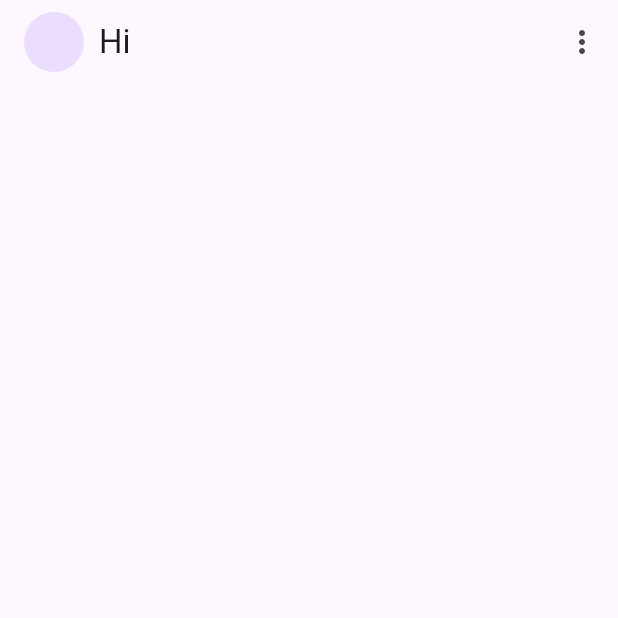
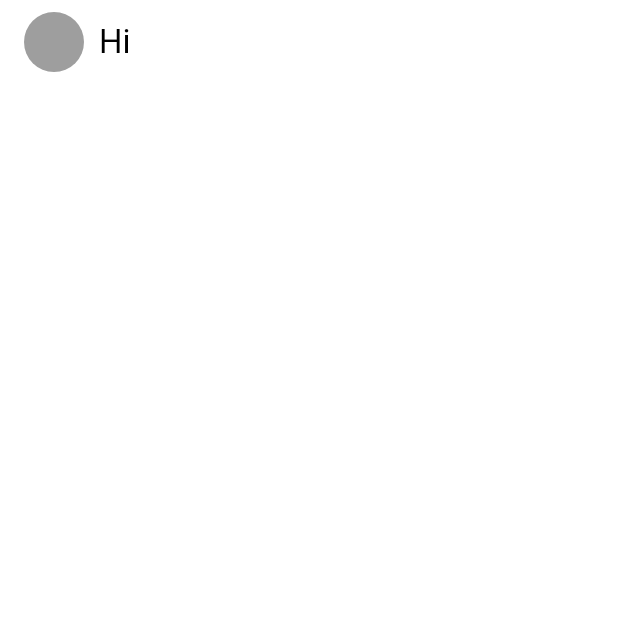
Before and after one commit to ogunkapc/Chatter, a Flutter app: the screen it shows once a user with an empty profile is signed in, on a phone screen of 412 x 824 dp, the top half of it. Run offline on Flutter 3.47's test engine with Material 3 defaults, Android fonts, the phone set to English and light mode, and no system bars; our stand-ins replace firebase_auth, firebase_core; accounts and stored records are empty.

Commit message:
Chat screen

```diff
--- a/lib/main.dart
+++ b/lib/main.dart
@@ -1,5 +1,7 @@
 import 'package:chatter/services/auth/auth_gate.dart';
 import 'package:chatter/firebase_options.dart';
+import 'package:chatter/theme/dark_mode.dart';
+import 'package:chatter/theme/light_mode.dart';
 import 'package:firebase_core/firebase_core.dart';
 import 'package:flutter/material.dart';
 
@@ -18,11 +20,10 @@ class MyApp extends StatelessWidget {
   @override
   Widget build(BuildContext context) {
     return MaterialApp(
+      debugShowCheckedModeBanner: false,
       title: 'Flutter Demo',
-      theme: ThemeData(
-        colorScheme: ColorScheme.fromSeed(seedColor: Colors.deepPurple),
-        useMaterial3: true,
-      ),
+      theme: lightMode,
+      darkTheme: darkMode,
       home: const AuthGate(),
     );
   }
--- a/lib/screens/chat_screen.dart
+++ b/lib/screens/chat_screen.dart
@@ -46,9 +46,6 @@ class _ChatScreenState extends State<ChatScreen> {
             Text("Hi ${loggedInUser!.displayName}")
           ],
         ),
-        actions: [
-          IconButton(onPressed: () {}, icon: const Icon(Icons.more_vert))
-        ],
       ),
     );
   }
--- /dev/null
+++ b/lib/theme/dark_mode.dart
@@ -0,0 +1,12 @@
+import 'package:flutter/material.dart';
+
+ThemeData darkMode = ThemeData(
+  colorScheme: ColorScheme.dark(
+    background: Colors.grey.shade300,
+    primary: Colors.grey.shade500,
+    secondary: Colors.grey.shade200,
+    tertiary: Colors.white,
+    inversePrimary: Colors.grey.shade900,
+  ),
+  useMaterial3: true,
+);
--- /dev/null
+++ b/lib/theme/light_mode.dart
@@ -0,0 +1,12 @@
+import 'package:flutter/material.dart';
+
+ThemeData lightMode = ThemeData(
+  colorScheme: ColorScheme.light(
+    background: Colors.grey.shade300,
+    primary: Colors.grey.shade500,
+    secondary: Colors.grey.shade200,
+    tertiary: Colors.white,
+    inversePrimary: Colors.grey.shade900,
+  ),
+  useMaterial3: true,
+);
```
